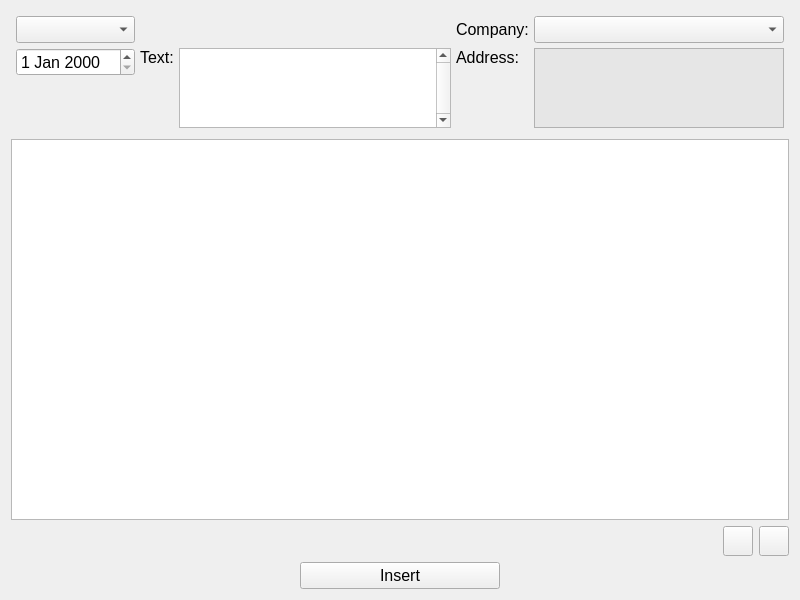
The window that ReceipeForm.ui (CodElecCz/WarehouseUI_v10) describes before a commit, drawn with Qt 5.
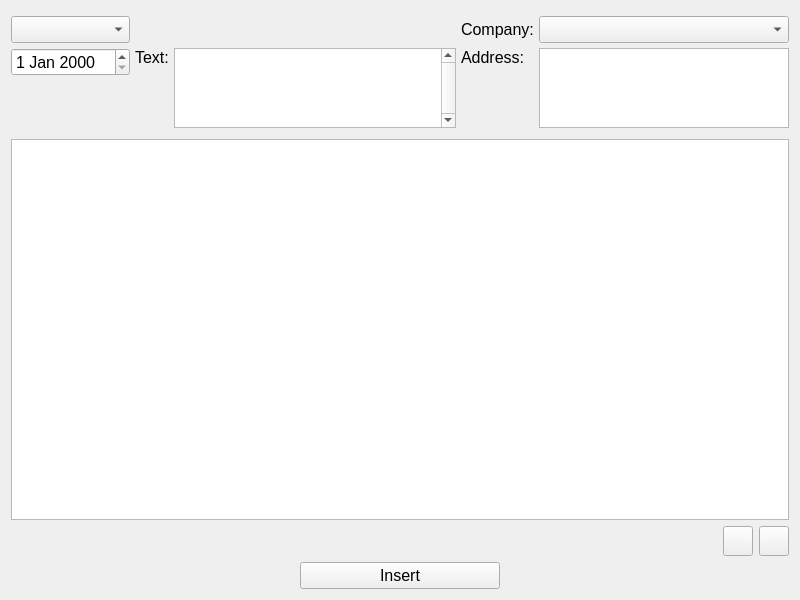
The same window after the commit. Icons and pictures are not drawn.

```diff
--- a/ReceipeForm.ui
+++ b/ReceipeForm.ui
@@ -28,13 +28,13 @@
    <item>
     <layout class="QGridLayout" name="gridLayout_1">
      <property name="leftMargin">
-      <number>5</number>
+      <number>0</number>
      </property>
      <property name="topMargin">
       <number>5</number>
      </property>
      <property name="rightMargin">
-      <number>5</number>
+      <number>0</number>
      </property>
      <property name="bottomMargin">
       <number>5</number>
@@ -62,6 +62,11 @@
          <height>80</height>
         </size>
        </property>
+       <property name="font">
+        <font>
+         <pointsize>12</pointsize>
+        </font>
+       </property>
        <property name="inputMethodHints">
         <set>Qt::ImhMultiLine</set>
        </property>
@@ -93,6 +98,11 @@
          <height>16777215</height>
         </size>
        </property>
+       <property name="font">
+        <font>
+         <pointsize>12</pointsize>
+        </font>
+       </property>
       </widget>
      </item>
      <item row="2" column="4">
@@ -124,18 +134,20 @@
         </font>
        </property>
        <property name="styleSheet">
-        <string notr="true">background-color: rgb(230, 230, 230)</string>
+        <string notr="true"/>
        </property>
        <property name="readOnly">
         <bool>true</bool>
        </property>
-       <property name="backgroundVisible">
-        <bool>false</bool>
-       </property>
       </widget>
      </item>
      <item row="2" column="1" alignment="Qt::AlignTop">
       <widget class="QLabel" name="labelText">
+       <property name="font">
+        <font>
+         <pointsize>12</pointsize>
+        </font>
+       </property>
        <property name="text">
         <string>Text:</string>
        </property>
@@ -149,6 +161,11 @@
          <height>0</height>
         </size>
        </property>
+       <property name="font">
+        <font>
+         <pointsize>12</pointsize>
+        </font>
+       </property>
       </widget>
      </item>
      <item row="1" column="0">
@@ -159,10 +176,20 @@
          <height>0</height>
         </size>
        </property>
+       <property name="font">
+        <font>
+         <pointsize>12</pointsize>
+        </font>
+       </property>
       </widget>
      </item>
      <item row="1" column="3">
       <widget class="QLabel" name="labelCompany">
+       <property name="font">
+        <font>
+         <pointsize>12</pointsize>
+        </font>
+       </property>
        <property name="text">
         <string>Company:</string>
        </property>
@@ -170,6 +197,11 @@
      </item>
      <item row="2" column="3" alignment="Qt::AlignTop">
       <widget class="QLabel" name="labelAddress">
+       <property name="font">
+        <font>
+         <pointsize>12</pointsize>
+        </font>
+       </property>
        <property name="text">
         <string>Address:</string>
        </property>
```
Left out of the diff: 13 changed lines with no effect on the pictures.
